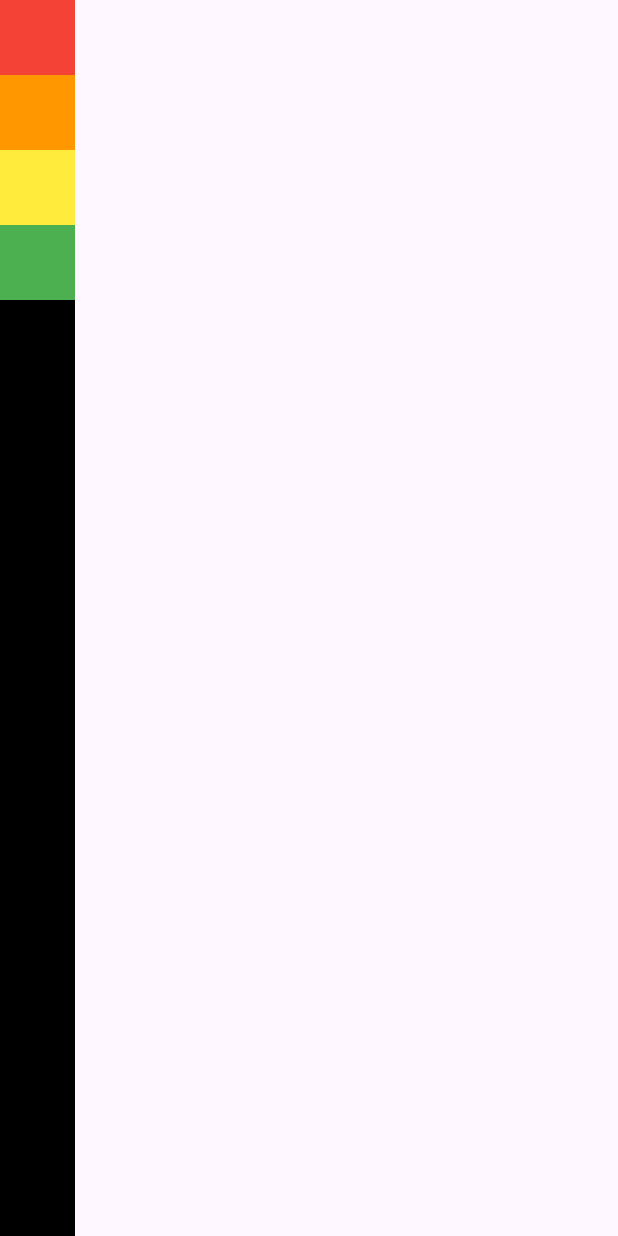
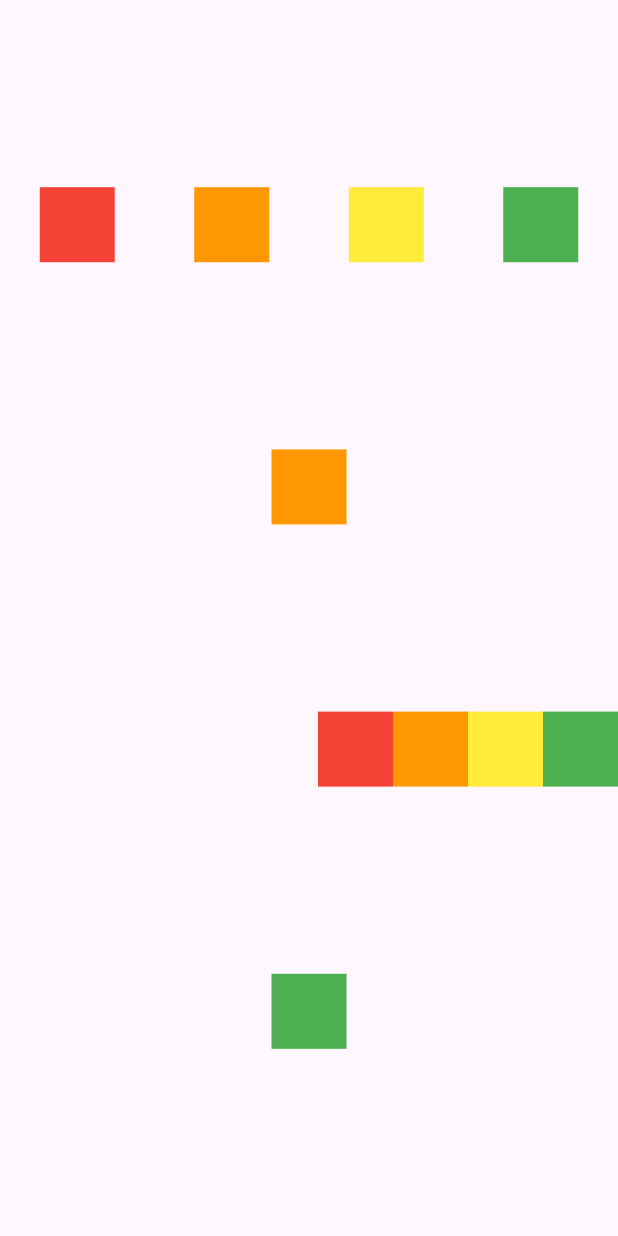
Before and after one commit to bingbingpa/hello-flutter, a Flutter app: the screen it shows after launch, on a phone screen of 412 x 824 dp. Run offline on Flutter 3.47's test engine with Material 3 defaults, Android fonts, the phone set to English and light mode, and no system bars.

Commit message:
[row and column] 위젯 배치 실습

```diff
--- a/row_and_column/lib/screen/home_screen.dart
+++ b/row_and_column/lib/screen/home_screen.dart
@@ -8,18 +8,90 @@ class HomeScreen extends StatelessWidget {
   Widget build(BuildContext context) {
     return Scaffold(
       body: SafeArea(
-        child: Container(
-          color: Colors.black,
-          child: Column(
-            children: colors
-                .map((e) => Container(
-                      height: 50.0,
-                      width: 50.0,
-                      color: e,
-                    ))
-                .toList(),
-          ),
+        child: Column(
+          mainAxisAlignment: MainAxisAlignment.spaceEvenly,
+          children: [
+            Row(
+              mainAxisAlignment: MainAxisAlignment.spaceAround,
+              children: colors.map((e) => Container(
+                height: 50.0,
+                width: 50.0,
+                color: e,
+              )).toList(),
+            ),
+            Row(
+              mainAxisAlignment: MainAxisAlignment.center,
+              children: [
+                Container(
+                  height: 50.0,
+                  width: 50.0,
+                  color: Colors.orange,
+                )
+              ],
+            ),
+            Row(
+              mainAxisAlignment: MainAxisAlignment.end,
+              children: colors.map((e) => Container(
+                height: 50.0,
+                width: 50.0,
+                color: e,
+              )).toList(),
+            ),
+            Row(
+              mainAxisAlignment: MainAxisAlignment.center,
+              children: [
+                Container(
+                  height: 50.0,
+                  width: 50.0,
+                  color: Colors.green,
+                )
+              ],
+            )
+          ],
         ),
+        // child: Container(
+          // color: Colors.black,
+          // width: double.infinity,
+          // height: double.infinity,
+          // child: Row(
+          // child: Column(
+            // mainAxisAlignment: MainAxisAlignment.start,
+            // mainAxisSize: MainAxisSize.max,
+            // crossAxisAlignment: CrossAxisAlignment.stretch,
+            // children: colors
+            //     .map((e) => Container(
+            //           height: 50.0,
+            //           width: 50.0,
+            //           color: e,
+            //         ))
+            //     .toList(),
+            // children: [
+            //   Flexible(
+            //     flex: 2,
+            //     fit: FlexFit.tight,
+            //     child: Container(
+            //       height: 50.0,
+            //       width: 50.0,
+            //       color: Colors.red,
+            //     ),
+            //   ),
+            //   Expanded(
+            //     child: Container(
+            //       height: 50.0,
+            //       width: 50.0,
+            //       color: Colors.orange,
+            //     ),
+            //   ),
+            //   Expanded(
+            //     child: Container(
+            //       height: 50.0,
+            //       width: 50.0,
+            //       color: Colors.yellow,
+            //     ),
+            //   )
+            // ],
+          // ),
+        // ),
       ),
     );
   }
```
